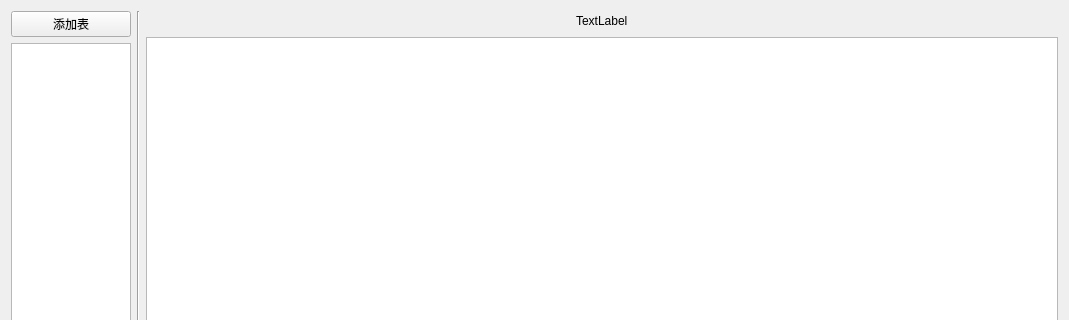
This is LxDailySchedule/DailyScheduleWidget.ui in leishengxie/FengZhiHong as Qt 5 draws it before an edit; both pictures show x 0 to 1069 and y 0 to 320 of the 1069 by 682 pixel window. The edited form follows.
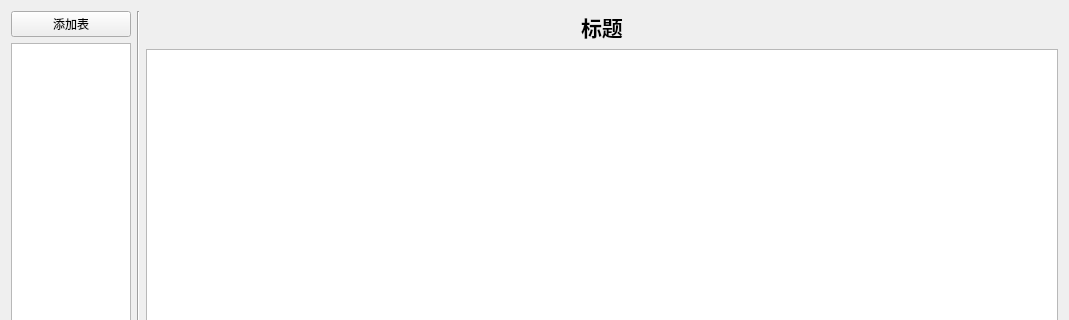
This is the edited form. Custom widgets are drawn as their Qt base class.

Patch:
```diff
--- a/LxDailySchedule/DailyScheduleWidget.ui
+++ b/LxDailySchedule/DailyScheduleWidget.ui
@@ -64,9 +64,16 @@
         </spacer>
        </item>
        <item>
-        <widget class="QLabel" name="label">
+        <widget class="QLabel" name="laTitle">
+         <property name="font">
+          <font>
+           <pointsize>16</pointsize>
+           <weight>75</weight>
+           <bold>true</bold>
+          </font>
+         </property>
          <property name="text">
-          <string>TextLabel</string>
+          <string>标题</string>
          </property>
         </widget>
        </item>
@@ -86,7 +93,7 @@
       </layout>
      </item>
      <item>
-      <widget class="QTableView" name="tableView"/>
+      <widget class="CDailyScheduleListView" name="listViewSchedule"/>
      </item>
     </layout>
    </item>
@@ -98,6 +105,11 @@
    <extends>QListView</extends>
    <header>DailyScheduleBookListView.h</header>
   </customwidget>
+  <customwidget>
+   <class>CDailyScheduleListView</class>
+   <extends>QListView</extends>
+   <header>DailyScheduleListView.h</header>
+  </customwidget>
  </customwidgets>
  <resources/>
  <connections/>
```
